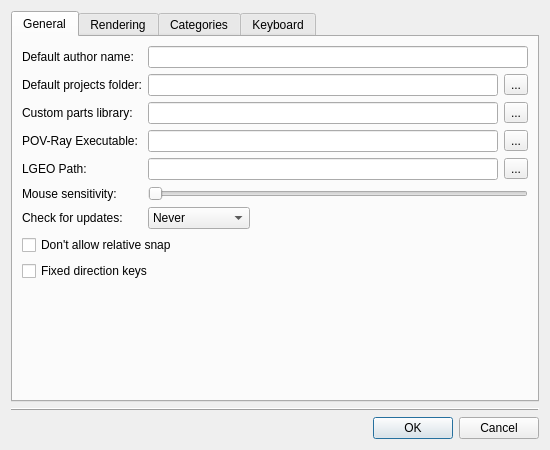
The window that qt/lc_qpreferencesdialog.ui (ldraw-linux/leocad) describes before a commit, drawn with Qt 5.
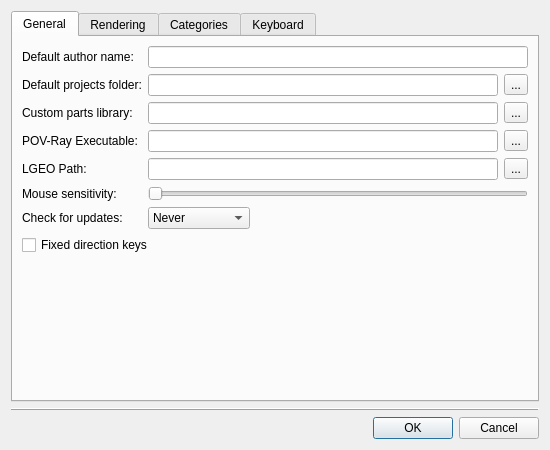
The same window after the commit.

Commit message: Moved relative snap option to the toolbar.

```diff
--- a/qt/lc_qpreferencesdialog.ui
+++ b/qt/lc_qpreferencesdialog.ui
@@ -192,13 +192,6 @@
         </widget>
        </item>
        <item row="9" column="0" colspan="2">
-        <widget class="QCheckBox" name="noRelativeSnap">
-         <property name="text">
-          <string>Don't allow relative snap</string>
-         </property>
-        </widget>
-       </item>
-       <item row="10" column="0" colspan="2">
         <widget class="QCheckBox" name="fixedDirectionKeys">
          <property name="text">
           <string>Fixed direction keys</string>
```
Left out of the diff: 1 changed line with no effect on the pictures. The commit also changes 13 other files.
